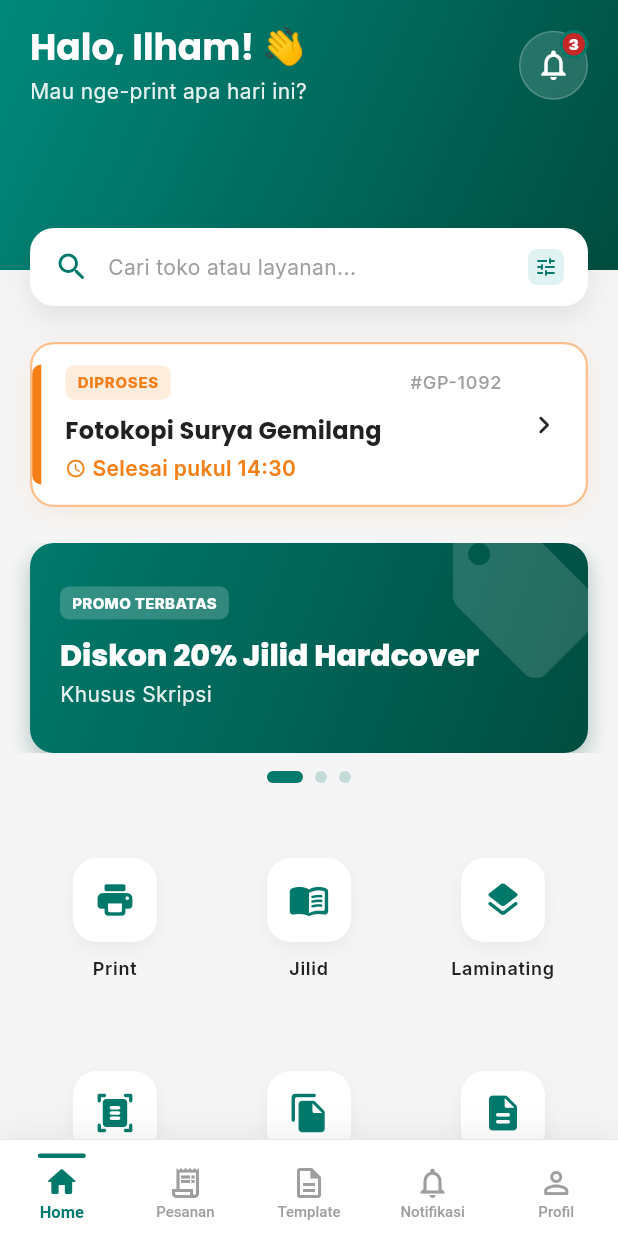
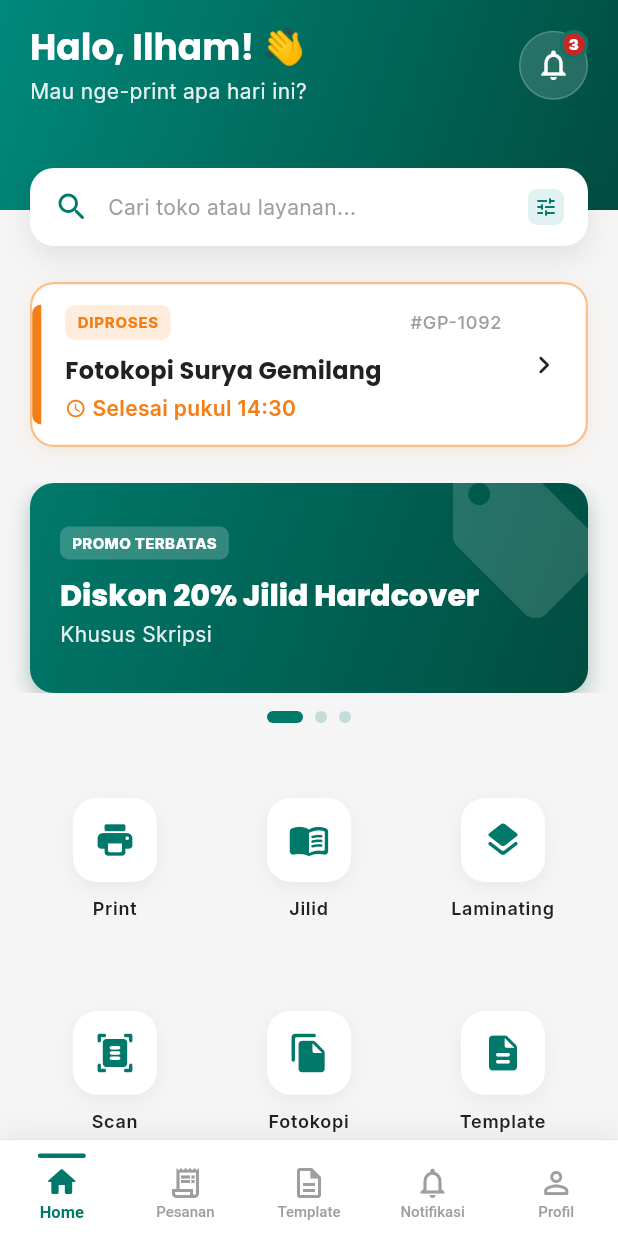
Before and after one commit to ilhamsyauqih/goprint, a Flutter app: the HomeScreen screen opened by its route, on a phone screen of 412 x 824 dp. Run offline on Flutter 3.47's test engine with Material 3 defaults, Android fonts, the phone set to English and light mode, and no system bars; our stand-ins replace go_router, google_fonts, lottie.

```diff
--- a/lib/features/home/presentation/screens/home_screen.dart
+++ b/lib/features/home/presentation/screens/home_screen.dart
@@ -24,7 +24,8 @@ class HomeScreen extends StatelessWidget {
         slivers: [
           // ─── App Bar & Header ─────────────────────────────────────
           SliverAppBar(
-            expandedHeight: 180,
+            expandedHeight: 140,
+            toolbarHeight: 0, // Menghilangkan area kosong di atas search bar saat di-scroll
             floating: false,
             pinned: true,
             elevation: 0,
```
